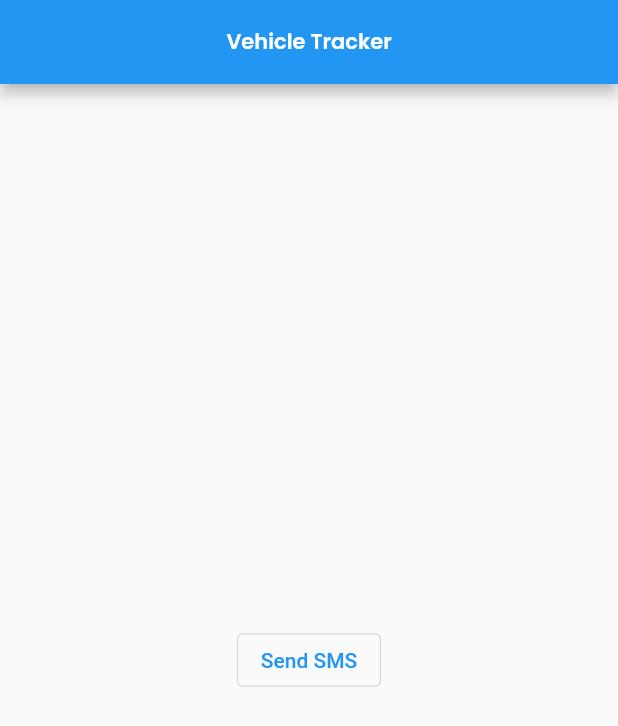
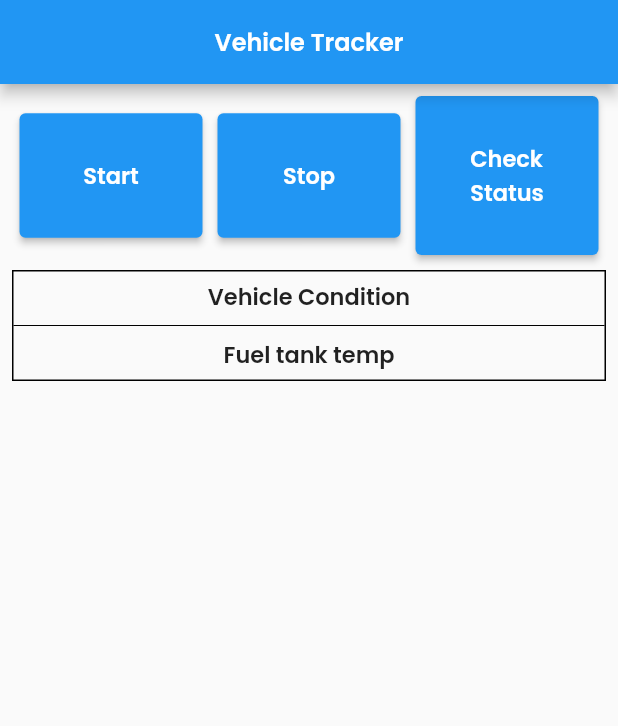
Before and after one commit to swayamshreemohanty/vehicle_tracker, a Flutter app: the screen it shows after launch, on a phone screen of 412 x 824 dp. Shown: the top 726 px of the screen. Run offline on Flutter 3.47's test engine with Material 2 defaults, Android fonts, the phone set to English and light mode, and no system bars; our stand-ins replace flutter_bloc, flutter_screenutil, google_fonts; missing offline and left inert: telephony.

Commit message:
action and vehicle condition widgets added

```diff
--- a/lib/dashboard/screen/dashboard.dart
+++ b/lib/dashboard/screen/dashboard.dart
@@ -4,6 +4,8 @@ import 'package:flutter_screenutil/flutter_screenutil.dart';
 import 'package:google_fonts/google_fonts.dart';
 import 'package:vehicle_tracker/config/send_sms_status.dart';
 import 'package:vehicle_tracker/dashboard/logic/bloc/sms_service_bloc.dart';
+import 'package:vehicle_tracker/dashboard/widget/action_buttons.dart';
+import 'package:vehicle_tracker/dashboard/widget/vehicle_details_box.dart';
 
 class DashBoardScreen extends StatefulWidget {
   const DashBoardScreen({Key? key}) : super(key: key);
@@ -23,7 +25,7 @@ class _DashBoardScreenState extends State<DashBoardScreen> {
   final _pageTitleTextStyle = GoogleFonts.poppins(
       textStyle: TextStyle(
     fontWeight: FontWeight.w600,
-    fontSize: 14.sp,
+    fontSize: 16.sp,
   ));
 
   @override
@@ -36,14 +38,15 @@ class _DashBoardScreenState extends State<DashBoardScreen> {
           style: _pageTitleTextStyle,
         ),
       ),
-      body: Center(
-        child: OutlinedButton(
-            onPressed: () {
-              context
-                  .read<SmsServiceBloc>()
-                  .add(SendSms(command: SendSMS.start, context: context));
-            },
-            child: const Text('Send SMS')),
+      body: Padding(
+        padding: const EdgeInsets.all(8.0),
+        child: Column(
+          children: [
+            const ActionButtons(),
+            SizedBox(height: 10.h),
+            const VehicleDetails(),
+          ],
+        ),
       ),
     );
   }
```
